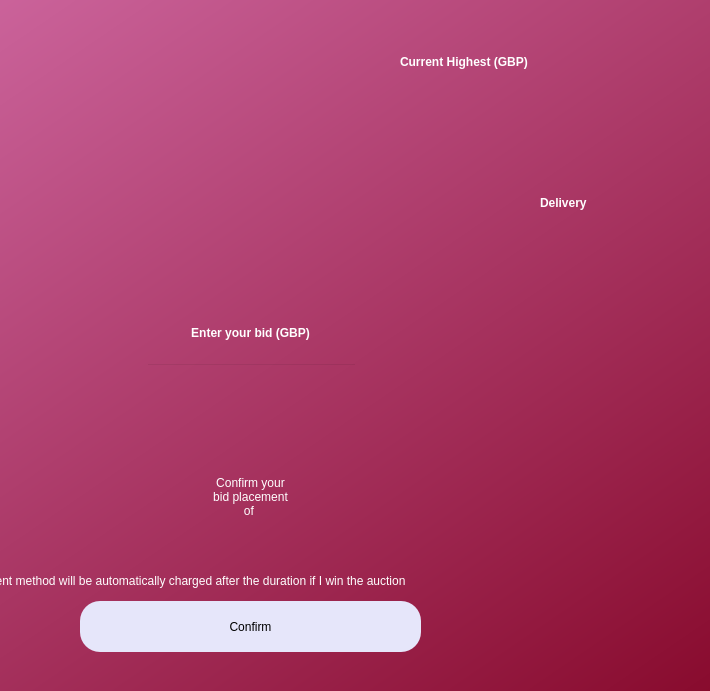
Qt form placebid.ui (AnshulS853/Coursework_Prototype) before a commit; both pictures show x 240 to 950 and y 109 to 800 of the 950 by 800 pixel window.
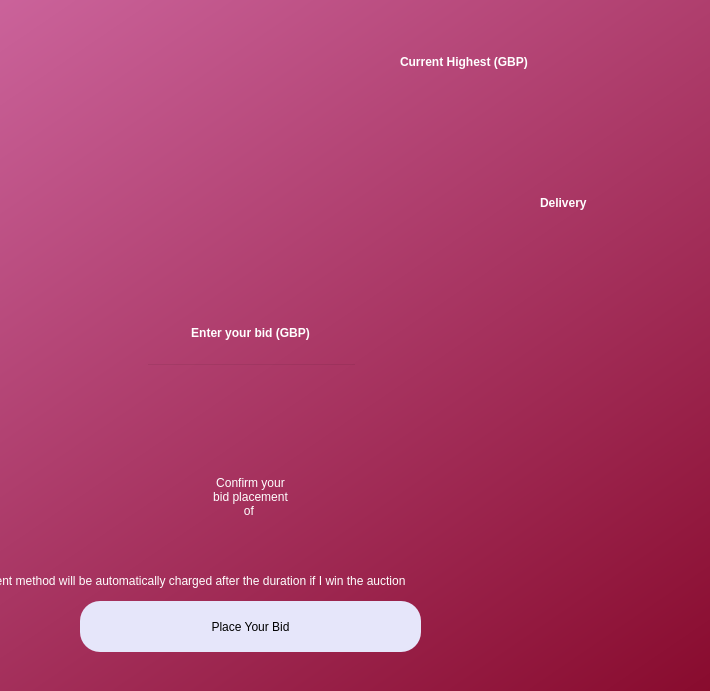
The same form after that commit.

Patch:
```diff
--- a/placebid.ui
+++ b/placebid.ui
@@ -69,7 +69,7 @@
 font: 14pt &quot;MS Shell Dlg 2&quot;;</string>
     </property>
     <property name="text">
-     <string>Confirm</string>
+     <string>Place Your Bid</string>
     </property>
    </widget>
    <widget class="QLabel" name="label_4">
@@ -162,9 +162,9 @@
    <widget class="QLabel" name="highestbidfield">
     <property name="geometry">
      <rect>
-      <x>480</x>
+      <x>510</x>
       <y>190</y>
-      <width>371</width>
+      <width>341</width>
       <height>51</height>
      </rect>
     </property>
```
Left out of the diff: 22 changed lines with no effect on the pictures.
